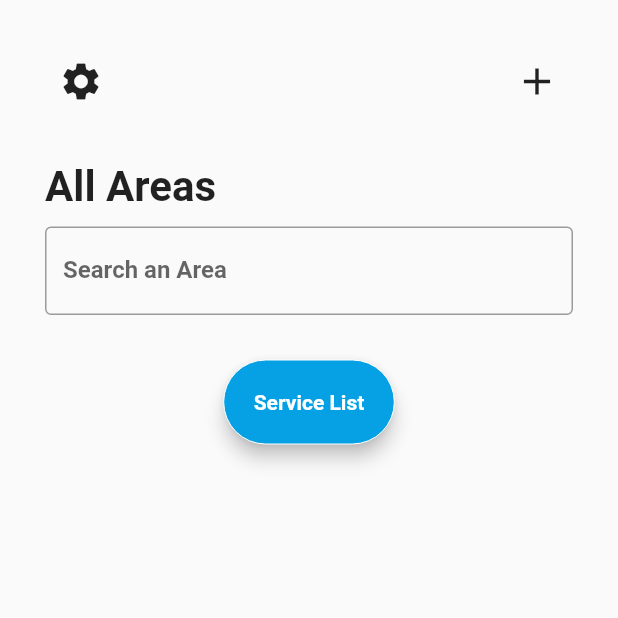
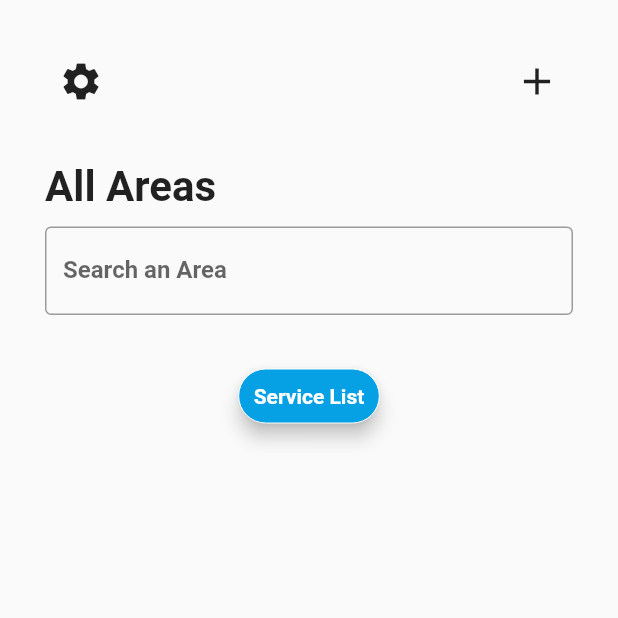
Before and after one commit to Epitech-Nantes-Tek3/A-equals-l-squared, a Flutter app: the HomePage screen opened by its route, on a phone screen of 412 x 824 dp, the top half of it. Run offline on Flutter 3.47's test engine with Material 2 defaults, Android fonts, the phone set to English and light mode, and no system bars; our stand-ins replace go_router, google_sign_in; missing offline and left inert: flutter_web_auth_2; accounts and stored records are empty.

Commit message:
Improve front #99
 - Change value of return

```diff
--- a/application/app_code/lib/material_lib_functions/material_functions.dart
+++ b/application/app_code/lib/material_lib_functions/material_functions.dart
@@ -24,9 +24,9 @@ Widget materialElevatedButtonArea(ElevatedButton buttonContent, bool isShadowNee
     primaryColor = Colors.white,
     double borderRadius = 30,
     double borderWith = 0,
-    double paddingVertical = 20,
-    double paddingHorizontal = 20}) {
-  ElevatedButton newButton = ElevatedButton(
+    double paddingVertical = 10,
+    double paddingHorizontal = 10}) {
+  Widget newButton = ElevatedButton(
       onPressed: buttonContent.onPressed,
       style: ElevatedButton.styleFrom(
           primary: primaryColor,
```
